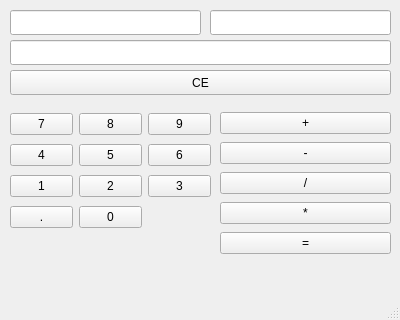
Qt form mainwindow.ui (idwer/qt-calculator-cpp) before a commit.
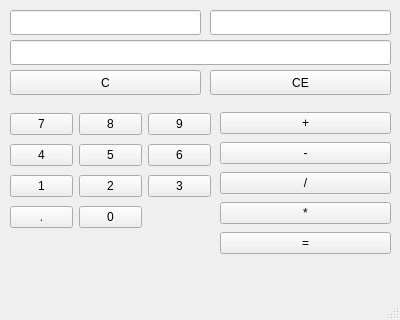
The same form after that commit.

Commit message: add 'clear' button

Patch:
```diff
--- a/mainwindow.ui
+++ b/mainwindow.ui
@@ -207,9 +207,9 @@
    <widget class="QPushButton" name="btnCE">
     <property name="geometry">
      <rect>
-      <x>10</x>
+      <x>210</x>
       <y>70</y>
-      <width>381</width>
+      <width>181</width>
       <height>25</height>
      </rect>
     </property>
@@ -217,6 +217,19 @@
      <string>CE</string>
     </property>
    </widget>
+   <widget class="QPushButton" name="btnClear">
+    <property name="geometry">
+     <rect>
+      <x>10</x>
+      <y>70</y>
+      <width>191</width>
+      <height>25</height>
+     </rect>
+    </property>
+    <property name="text">
+     <string>C</string>
+    </property>
+   </widget>
   </widget>
   <widget class="QMenuBar" name="menubar">
    <property name="geometry">
```
The commit also changes 2 other files.
